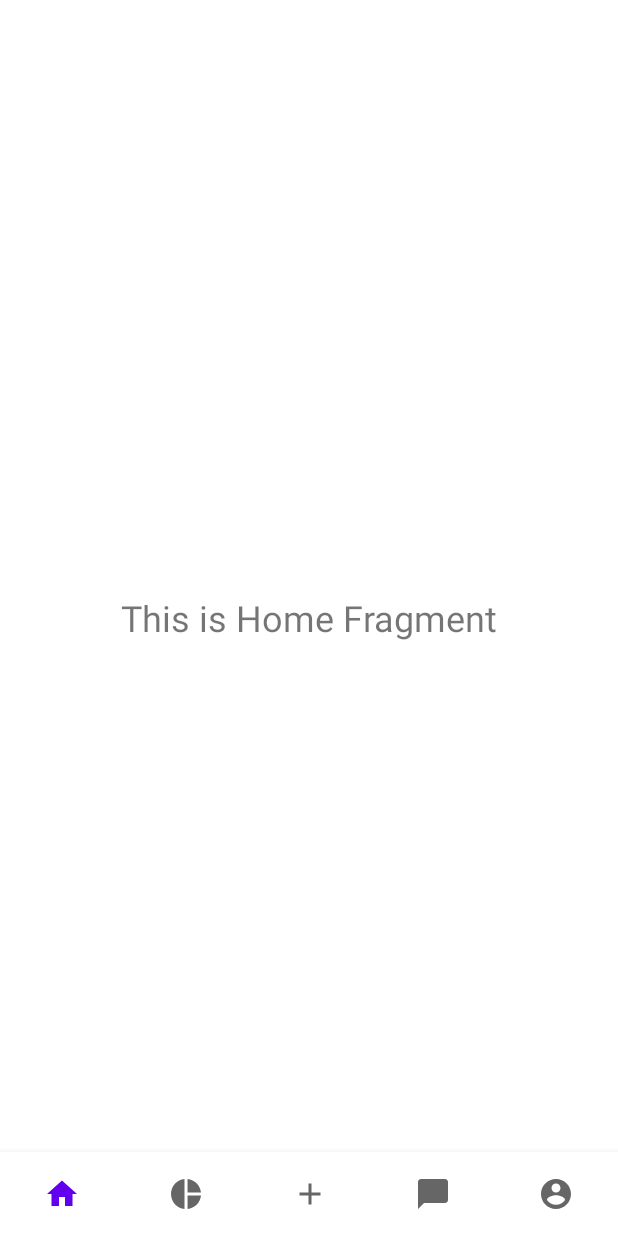
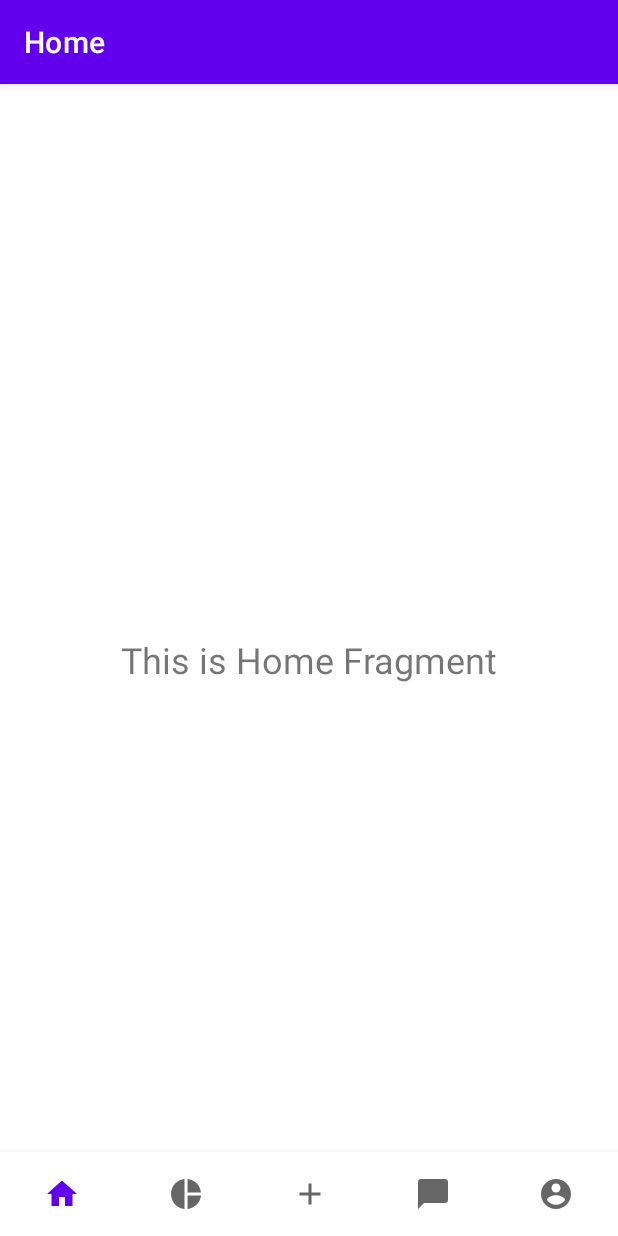
Before and after one commit to nikeight/expense_tracker_app, an Android app: the screen it shows after launch (MainActivity), on a phone screen of 412 x 824 dp. Run offline under Robolectric (Android 15) with nearby library versions, the phone set to English and light mode, and no system bars; our stand-ins replace navigation-ui.

Commit message:
fix #5 and fix #1

```diff
--- a/app/src/main/AndroidManifest.xml
+++ b/app/src/main/AndroidManifest.xml
@@ -9,14 +9,16 @@
         android:roundIcon="@mipmap/ic_launcher_round"
         android:supportsRtl="true"
         android:theme="@style/Theme.Expense_tracker_app">
-        <activity android:name=".view.activities.SplashScreen">
+        <activity
+            android:name=".view.activities.SplashScreen"
+            android:theme="@style/AppTheme.AppCompat.Light.NoActionBar.FullScreen">
             <intent-filter>
                 <action android:name="android.intent.action.MAIN" />
 
                 <category android:name="android.intent.category.LAUNCHER" />
             </intent-filter>
         </activity>
-        <activity android:name=".view.activities.MainActivity"/>
+        <activity android:name=".view.activities.MainActivity" />
 
     </application>
 
--- a/app/src/main/res/values-night/themes.xml
+++ b/app/src/main/res/values-night/themes.xml
@@ -1,6 +1,6 @@
 <resources xmlns:tools="http://schemas.android.com/tools">
     <!-- Base application theme. -->
-    <style name="Theme.Expense_tracker_app" parent="Theme.MaterialComponents.DayNight.NoActionBar">
+    <style name="Theme.Expense_tracker_app" parent="Theme.MaterialComponents.DayNight.DarkActionBar">
         <!-- Primary brand color. -->
         <item name="colorPrimary">@color/purple_200</item>
         <item name="colorPrimaryVariant">@color/purple_700</item>
@@ -13,4 +13,12 @@
         <item name="android:statusBarColor" tools:targetApi="l">?attr/colorPrimaryVariant</item>
         <!-- Customize your theme here. -->
     </style>
+
+    <style name="AppTheme.AppCompat.Light.NoActionBar.FullScreen" parent="@style/Theme.AppCompat.Light">
+        <item name="windowNoTitle">true</item>
+        <item name="windowActionBar">false</item>
+        <item name="android:windowFullscreen">true</item>
+        <item name="android:windowContentOverlay">@null</item>
+    </style>
+
 </resources>
--- a/app/src/main/res/values/themes.xml
+++ b/app/src/main/res/values/themes.xml
@@ -1,6 +1,6 @@
 <resources xmlns:tools="http://schemas.android.com/tools">
     <!-- Base application theme. -->
-    <style name="Theme.Expense_tracker_app" parent="Theme.MaterialComponents.DayNight.NoActionBar">
+    <style name="Theme.Expense_tracker_app" parent="Theme.MaterialComponents.DayNight.DarkActionBar">
         <!-- Primary brand color. -->
         <item name="colorPrimary">@color/purple_500</item>
         <item name="colorPrimaryVariant">@color/purple_700</item>
@@ -13,4 +13,12 @@
         <item name="android:statusBarColor" tools:targetApi="l">?attr/colorPrimaryVariant</item>
         <!-- Customize your theme here. -->
     </style>
+
+    <style name="AppTheme.AppCompat.Light.NoActionBar.FullScreen" parent="@style/Theme.AppCompat.Light">
+        <item name="windowNoTitle">true</item>
+        <item name="windowActionBar">false</item>
+        <item name="android:windowFullscreen">true</item>
+        <item name="android:windowContentOverlay">@null</item>
+    </style>
+
 </resources>
```
